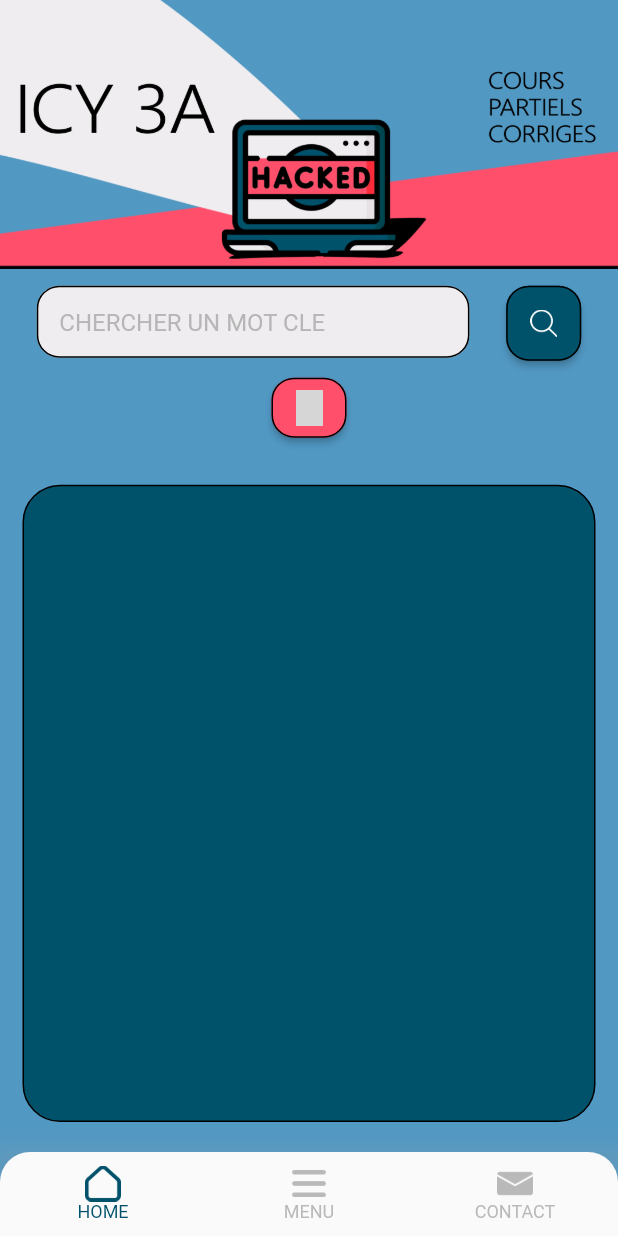
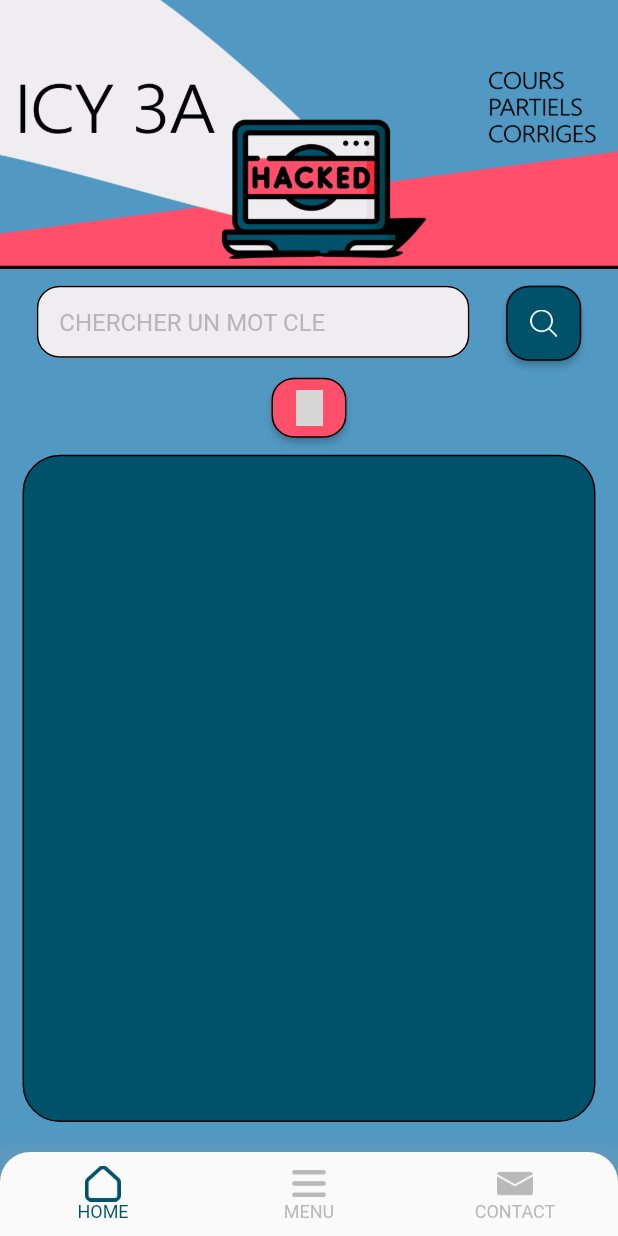
Before and after one commit to B3LIOTT/Appli_ICY, a Flutter app: the screen it shows after launch, on a phone screen of 412 x 824 dp. Run offline on Flutter 3.47's test engine with Material 2 defaults, Android fonts, the phone set to English and light mode, and no system bars; our stand-ins replace cloud_firestore, firebase_core, firebase_storage, open_file; accounts and stored records are empty; grey boxes are pictures that could not be loaded.

Commit message:
many changes

```diff
--- a/lib/home/widgets/HomeList.dart
+++ b/lib/home/widgets/HomeList.dart
@@ -38,7 +38,7 @@ class _HomeListStatement extends State<HomeList>{
               maxWidth: 800
             ),
             child: Container(
-            padding: const EdgeInsets.symmetric(horizontal: 15, vertical: 20),
+            padding: const EdgeInsets.only(left: 15, right: 15, top: 0, bottom: 20),
             child: Container(
                 decoration: BoxDecoration(
                   color: const Color(0xFF00516A),
@@ -59,5 +59,4 @@ class _HomeListStatement extends State<HomeList>{
         },
       );
     }
-
 }
```
